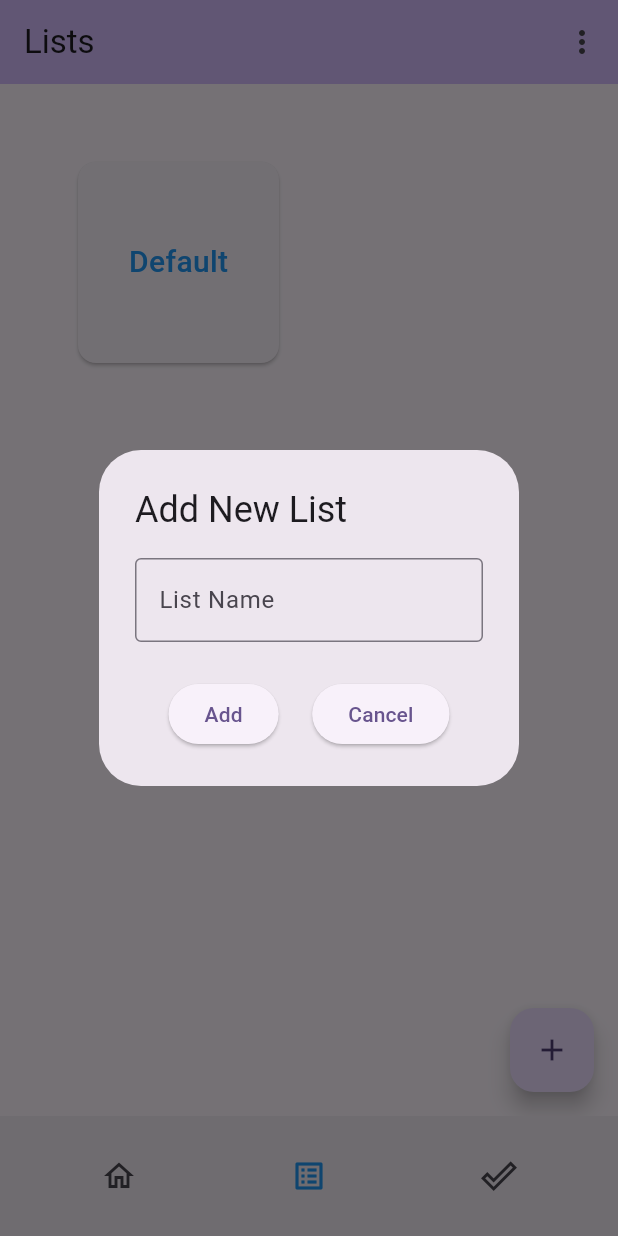
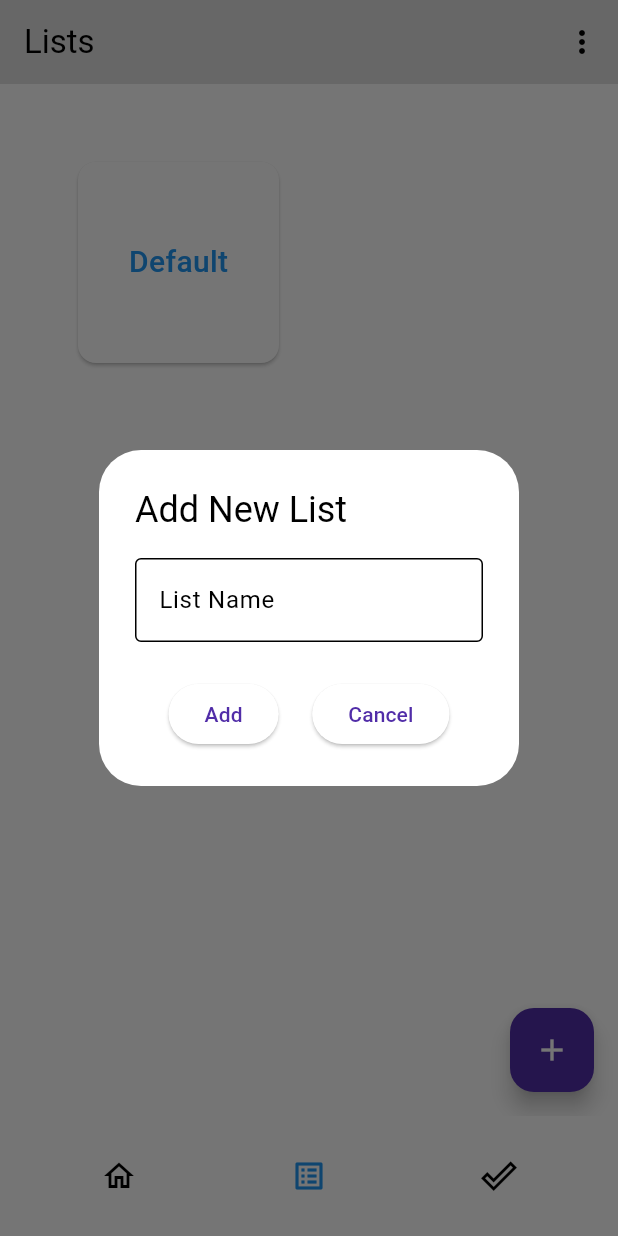
Before and after one commit to ParsaNasekhi/Task-Manager, a Flutter app: the screen it shows after launch, item 2 of the bottom bar chosen, after a tap on the "add" icon, on a phone screen of 412 x 824 dp. Run offline on Flutter 3.47's test engine with Material 3 defaults, Android fonts, the phone set to English and light mode, and no system bars; our stand-ins replace flutter_datetime_picker_bdaya, hive_flutter, shimmer; accounts and stored records are empty.

Commit message:
set app theme

```diff
--- a/lib/main.dart
+++ b/lib/main.dart
@@ -22,9 +22,8 @@ class MyApp extends StatelessWidget {
 
   @override
   Widget build(BuildContext context) {
-
     final Box<ListData> listBox = Hive.box<ListData>("ListBox");
-    if(listBox.values.toList().isEmpty) {
+    if (listBox.values.toList().isEmpty) {
       final ListData listData = ListData()..listName = "Default";
       listBox.add(listData);
     }
@@ -33,17 +32,23 @@ class MyApp extends StatelessWidget {
       debugShowCheckedModeBanner: false,
       title: 'Task Manager',
       theme: ThemeData(
-        colorScheme: ColorScheme.fromSeed(seedColor: Colors.deepPurple),
+        colorScheme: ColorScheme.light(
+          background: Colors.white,
+          onBackground: Colors.black,
+          primary: Colors.deepPurple.shade700,
+          onPrimary: Colors.black12,
+          // seedColor: Colors.indigo,
+          surface: Colors.white,
+          onSurface: Colors.black,
+        ),
         useMaterial3: true,
       ),
       home: const MainPage(DisplayingPage.homePage),
     );
   }
-
 }
 
 class MainPage extends StatefulWidget {
-
   final DisplayingPage _displayingPage;
 
   const MainPage(this._displayingPage, {super.key});
@@ -81,9 +86,9 @@ class _MainPageState extends State<MainPage> {
             IconButton(
               icon: Builder(builder: (context) {
                 if (displayingPage == DisplayingPage.homePage) {
-                  return const Icon(
+                  return Icon(
                     Icons.home_outlined,
-                    color: Colors.blue,
+                    color: Theme.of(context).primaryColor,
                   );
                 } else {
                   return const Icon(Icons.home_outlined);
--- a/lib/screens/home/home_page.dart
+++ b/lib/screens/home/home_page.dart
@@ -354,7 +354,7 @@ class _HomePageState extends State<HomePage> {
                           ));
                     }));
           },
-          child: const Icon(Icons.add),
+          child: const Icon(Icons.add, color: Colors.white),
         ),
         body: SingleChildScrollView(
           child: Column(
--- a/lib/screens/lists/a_list_page.dart
+++ b/lib/screens/lists/a_list_page.dart
@@ -207,7 +207,7 @@ class _AListPageState extends State<AListPage> {
                         ));
                   }));
         },
-        child: const Icon(Icons.add),
+        child: const Icon(Icons.add, color: Colors.white),
       ),
       body: _isPageEmpty == null
           ? Shimmer.fromColors(
--- a/lib/screens/lists/lists_page.dart
+++ b/lib/screens/lists/lists_page.dart
@@ -142,7 +142,7 @@ class _ListsPageState extends State<ListsPage> {
                         ));
                   }));
         },
-        child: const Icon(Icons.add),
+        child: const Icon(Icons.add, color: Colors.white),
       ),
       body: SingleChildScrollView(
         physics: const BouncingScrollPhysics(),
--- a/pubspec.yaml
+++ b/pubspec.yaml
@@ -41,6 +41,7 @@ dependencies:
   shimmer: ^3.0.0
   flutter_datetime_picker: ^1.5.1
   flutter_datetime_picker_bdaya: ^3.0.2
+  smooth_page_indicator: ^1.1.0
 
 dev_dependencies:
   flutter_test:
```
Also changed, not shown: pubspec.lock.
